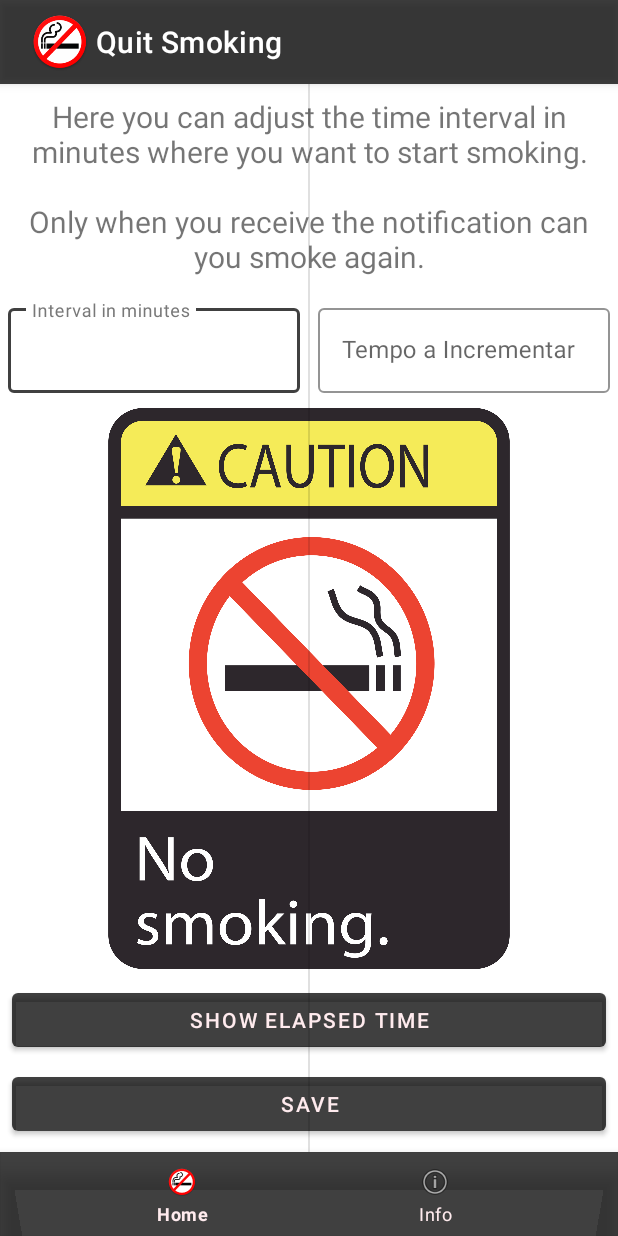
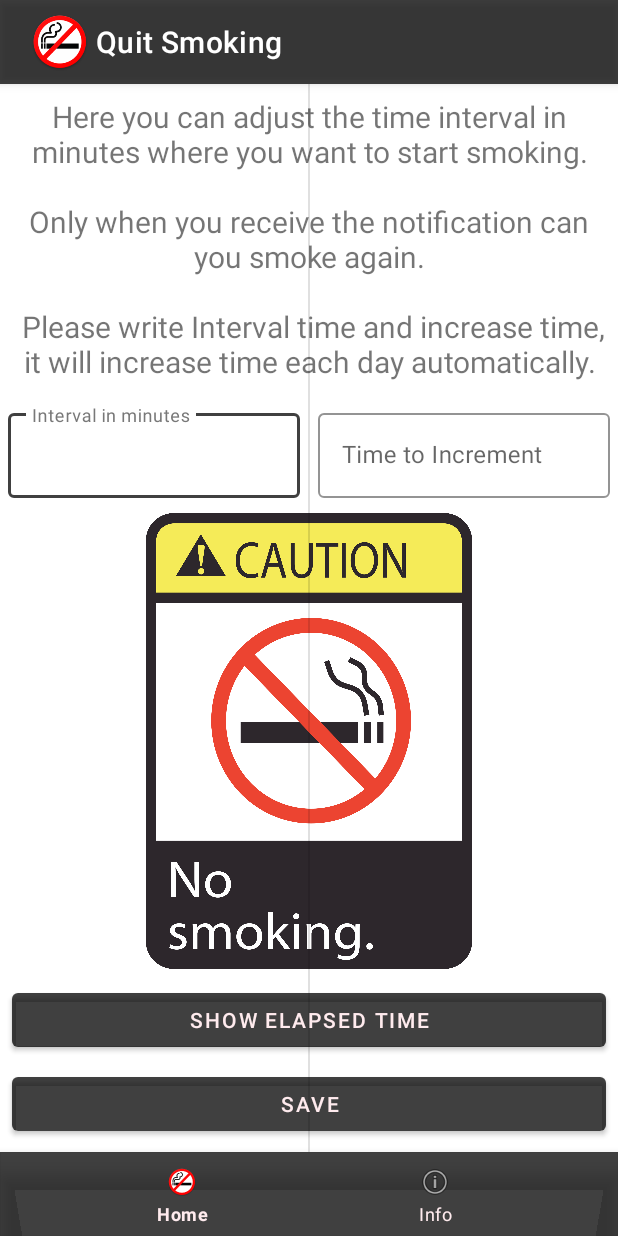
Before and after one commit to LN-Dark/Quit_Smoking, an Android app: the screen it shows after launch (MainActivity), on a phone screen of 412 x 824 dp. Run offline under Robolectric (Android 15) with nearby library versions, the phone set to English and light mode, and no system bars; 1 statement that could not run was skipped.

Commit message:
You can choose the time to increment each day, and automatically each day it will increment the time chosen

```diff
--- a/app/src/main/res/values/strings.xml
+++ b/app/src/main/res/values/strings.xml
@@ -2,7 +2,7 @@
     <string name="app_name">Quit Smoking</string>
     <string name="title_home">Home</string>
     <string name="intervalo_em_minutos">Interval in minutes</string>
-    <string name="aqui_podes_regular_o_intervalo_de_tempo_em_minutos_por_onde_queres_comecar_a_deixar_de_fumar_n_nso_quando_receberes_a_notifica_ao_e_que_podes_voltar_a_fumar">Here you can adjust the time interval in minutes where you want to start smoking.\n\nOnly when you receive the notification can you smoke again.</string>
+    <string name="aqui_podes_regular_o_intervalo_de_tempo_em_minutos_por_onde_queres_comecar_a_deixar_de_fumar_n_nso_quando_receberes_a_notifica_ao_e_que_podes_voltar_a_fumar">Here you can adjust the time interval in minutes where you want to start smoking.\n\nOnly when you receive the notification can you smoke again.\n\n Please write Interval time and increase time, it will increase time each day automatically.</string>
     <string name="gravar">Save</string>
     <string name="intervaloguardado">Saved interval.</string>
     <string name="notificacaofumar">Smoke Notification</string>
@@ -17,7 +17,7 @@
     <string name="japassaram">Already passed -></string>
     <string name="minutos">Minutes</string>
     <string name="tempo_decorrido">Show Elapsed Time</string>
-    <string name="tempo_a_incrementar">Tempo a Incrementar</string>
-    <string name="preencheotempoaincrementar">Preenche o tempo a incrementar!</string>
-    <string name="preencheointervalodetempo">Preenche o intervalo de tempo!</string>
+    <string name="tempo_a_incrementar">Time to Increment</string>
+    <string name="preencheotempoaincrementar">Fill the time to Increment!</string>
+    <string name="preencheointervalodetempo">Fill the time Interval!</string>
 </resources>
```
Also changed, not shown: 2 other files.
